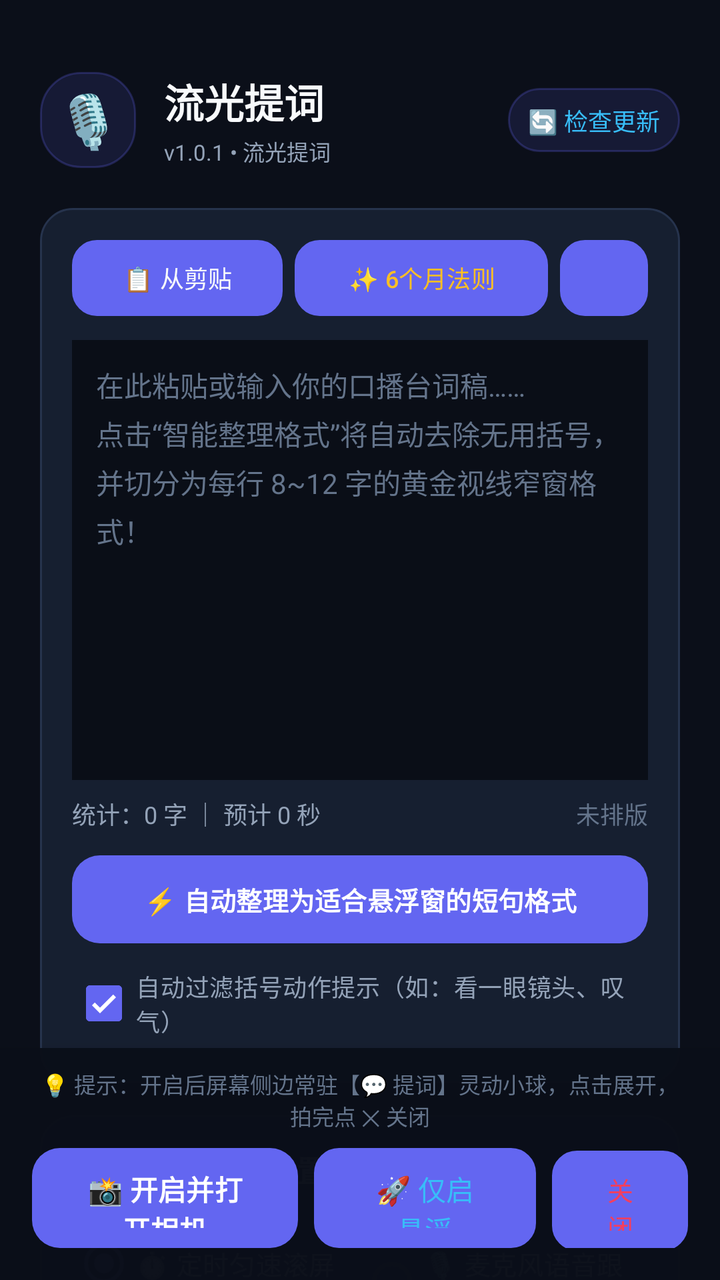
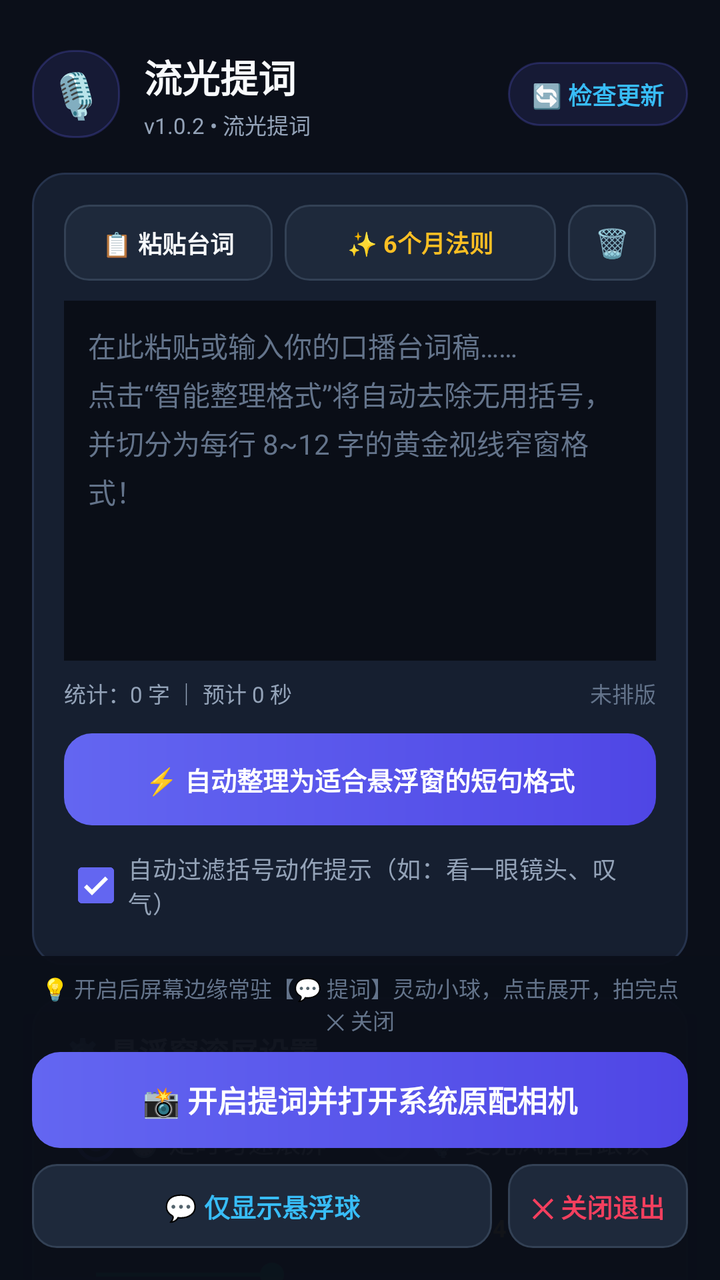

Compare the two renders of this Android layout. The source of the first and the diff that turns it into the second are given below.
<!-- AndroidManifest.xml: application theme Theme.FloatPrompter -->
<!-- res/layout/activity_main.xml -->
<?xml version="1.0" encoding="utf-8"?>
<androidx.coordinatorlayout.widget.CoordinatorLayout xmlns:android="http://schemas.android.com/apk/res/android"
    xmlns:app="http://schemas.android.com/apk/res-auto"
    android:layout_width="match_parent"
    android:layout_height="match_parent"
    android:background="@color/bg_dark">

    <androidx.core.widget.NestedScrollView
        android:layout_width="match_parent"
        android:layout_height="match_parent"
        android:fillViewport="true">

        <LinearLayout
            android:layout_width="match_parent"
            android:layout_height="wrap_content"
            android:orientation="vertical"
            android:padding="20dp"
            android:paddingBottom="100dp">

            
            <LinearLayout
                android:layout_width="match_parent"
                android:layout_height="wrap_content"
                android:orientation="horizontal"
                android:gravity="center_vertical"
                android:layout_marginTop="16dp"
                android:layout_marginBottom="20dp">

                <TextView
                    android:layout_width="48dp"
                    android:layout_height="48dp"
                    android:gravity="center"
                    android:text="🎙️"
                    android:textSize="26sp"
                    android:background="@drawable/badge_pill" />

                <LinearLayout
                    android:layout_width="0dp"
                    android:layout_height="wrap_content"
                    android:layout_weight="1"
                    android:orientation="vertical"
                    android:layout_marginStart="14dp">

                    <TextView
                        android:layout_width="wrap_content"
                        android:layout_height="wrap_content"
                        android:text="@string/app_name"
                        android:textColor="@color/text_main"
                        android:textSize="20sp"
                        android:textStyle="bold" />

                    <TextView
                        android:id="@+id/tvVersionInfo"
                        android:layout_width="wrap_content"
                        android:layout_height="wrap_content"
                        android:text="v1.0.1 • 流光提词"
                        android:textColor="@color/text_sub"
                        android:textSize="11sp"
                        android:layout_marginTop="2dp" />
                </LinearLayout>

                <TextView
                    android:id="@+id/btnCheckUpdate"
                    android:layout_width="wrap_content"
                    android:layout_height="32dp"
                    android:gravity="center"
                    android:paddingHorizontal="10dp"
                    android:text="🔄 检查更新"
                    android:textColor="#38BDF8"
                    android:textSize="12sp"
                    android:background="@drawable/badge_pill" />
            </LinearLayout>

            
            <LinearLayout
                android:layout_width="match_parent"
                android:layout_height="wrap_content"
                android:orientation="vertical"
                android:background="@drawable/card_rounded"
                android:padding="16dp"
                android:layout_marginBottom="16dp">

                
                <LinearLayout
                    android:layout_width="match_parent"
                    android:layout_height="wrap_content"
                    android:orientation="horizontal"
                    android:gravity="center_vertical"
                    android:layout_marginBottom="12dp">

                    <Button
                        android:id="@+id/btnPaste"
                        android:layout_width="0dp"
                        android:layout_height="38dp"
                        android:layout_weight="1"
                        android:text="@string/btn_paste"
                        android:textColor="@color/text_main"
                        android:textSize="12sp"
                        android:background="@drawable/btn_secondary"
                        android:layout_marginEnd="6dp" />

                    <Button
                        android:id="@+id/btnLoadSample"
                        android:layout_width="0dp"
                        android:layout_height="38dp"
                        android:layout_weight="1.2"
                        android:text="✨ 6个月法则"
                        android:textColor="@color/accent_amber"
                        android:textSize="12sp"
                        android:background="@drawable/btn_secondary"
                        android:layout_marginEnd="6dp" />

                    <Button
                        android:id="@+id/btnClear"
                        android:layout_width="44dp"
                        android:layout_height="38dp"
                        android:text="🗑️"
                        android:textSize="14sp"
                        android:background="@drawable/btn_secondary" />
                </LinearLayout>

                
                <EditText
                    android:id="@+id/etScriptInput"
                    android:layout_width="match_parent"
                    android:layout_height="220dp"
                    android:background="#0A0E17"
                    android:gravity="top|start"
                    android:hint="@string/hint_input_script"
                    android:textColor="@color/text_main"
                    android:textColorHint="@color/text_muted"
                    android:textSize="14sp"
                    android:lineSpacingExtra="4dp"
                    android:padding="12dp"
                    android:scrollbars="vertical" />

                
                <LinearLayout
                    android:layout_width="match_parent"
                    android:layout_height="wrap_content"
                    android:orientation="horizontal"
                    android:layout_marginTop="8dp">

                    <TextView
                        android:id="@+id/tvWordCountStat"
                        android:layout_width="0dp"
                        android:layout_height="wrap_content"
                        android:layout_weight="1"
                        android:text="统计：0 字 ｜ 预计 0 秒"
                        android:textColor="@color/text_sub"
                        android:textSize="12sp" />

                    <TextView
                        android:id="@+id/tvFormatStatus"
                        android:layout_width="wrap_content"
                        android:layout_height="wrap_content"
                        android:text="未排版"
                        android:textColor="@color/text_muted"
                        android:textSize="12sp" />
                </LinearLayout>

                
                <Button
                    android:id="@+id/btnAutoFormat"
                    android:layout_width="match_parent"
                    android:layout_height="44dp"
                    android:text="⚡ 自动整理为适合悬浮窗的短句格式"
                    android:textColor="#FFFFFF"
                    android:textStyle="bold"
                    android:textSize="13sp"
                    android:background="@drawable/btn_primary"
                    android:layout_marginTop="12dp" />

                
                <CheckBox
                    android:id="@+id/cbFilterStage"
                    android:layout_width="wrap_content"
                    android:layout_height="wrap_content"
                    android:text="自动过滤括号动作提示（如：看一眼镜头、叹气）"
                    android:textColor="@color/text_sub"
                    android:textSize="12sp"
                    android:checked="true"
                    android:layout_marginTop="6dp" />

            </LinearLayout>

            
            <LinearLayout
                android:layout_width="match_parent"
                android:layout_height="wrap_content"
                android:orientation="vertical"
                android:background="@drawable/card_rounded"
                android:padding="16dp"
                android:layout_marginBottom="24dp">

                <TextView
                    android:layout_width="wrap_content"
                    android:layout_height="wrap_content"
                    android:text="⚙️ 悬浮窗滚屏设置"
                    android:textColor="@color/text_main"
                    android:textSize="15sp"
                    android:textStyle="bold"
                    android:layout_marginBottom="12dp" />

                
                <RadioGroup
                    android:id="@+id/rgScrollMode"
                    android:layout_width="match_parent"
                    android:layout_height="wrap_content"
                    android:orientation="horizontal">

                    <RadioButton
                        android:id="@+id/rbModeSpeed"
                        android:layout_width="0dp"
                        android:layout_height="wrap_content"
                        android:layout_weight="1"
                        android:text="@string/mode_speed"
                        android:textColor="@color/text_main"
                        android:textSize="13sp"
                        android:checked="true" />

                    <RadioButton
                        android:id="@+id/rbModeVoice"
                        android:layout_width="0dp"
                        android:layout_height="wrap_content"
                        android:layout_weight="1"
                        android:text="@string/mode_voice"
                        android:textColor="@color/text_main"
                        android:textSize="13sp" />
                </RadioGroup>

                
                <LinearLayout
                    android:id="@+id/layoutSpeedSettings"
                    android:layout_width="match_parent"
                    android:layout_height="wrap_content"
                    android:orientation="vertical"
                    android:layout_marginTop="12dp">

                    <LinearLayout
                        android:layout_width="match_parent"
                        android:layout_height="wrap_content"
                        android:orientation="horizontal">
                        <TextView
                            android:layout_width="0dp"
                            android:layout_height="wrap_content"
                            android:layout_weight="1"
                            android:text="默认滚屏语速档位"
                            android:textColor="@color/text_sub"
                            android:textSize="12sp" />
                        <TextView
                            android:id="@+id/tvSpeedDisplay"
                            android:layout_width="wrap_content"
                            android:layout_height="wrap_content"
                            android:text="4 档 (正常语速)"
                            android:textColor="@color/accent_amber"
                            android:textSize="12sp"
                            android:textStyle="bold" />
                    </LinearLayout>

                    <SeekBar
                        android:id="@+id/seekBarSpeed"
                        android:layout_width="match_parent"
                        android:layout_height="wrap_content"
                        android:min="1"
                        android:max="10"
                        android:progress="4"
                        android:layout_marginTop="6dp" />
                </LinearLayout>

                
                <LinearLayout
                    android:layout_width="match_parent"
                    android:layout_height="wrap_content"
                    android:orientation="vertical"
                    android:layout_marginTop="10dp">

                    <LinearLayout
                        android:layout_width="match_parent"
                        android:layout_height="wrap_content"
                        android:orientation="horizontal">
                        <TextView
                            android:layout_width="0dp"
                            android:layout_height="wrap_content"
                            android:layout_weight="1"
                            android:text="默认窗口透明度"
                            android:textColor="@color/text_sub"
                            android:textSize="12sp" />
                        <TextView
                            android:id="@+id/tvOpacityDisplay"
                            android:layout_width="wrap_content"
                            android:layout_height="wrap_content"
                            android:text="80%"
                            android:textColor="@color/primary_indigo_light"
                            android:textSize="12sp"
                            android:textStyle="bold" />
                    </LinearLayout>

                    <SeekBar
                        android:id="@+id/seekBarOpacity"
                        android:layout_width="match_parent"
                        android:layout_height="wrap_content"
                        android:min="20"
                        android:max="100"
                        android:progress="80"
                        android:layout_marginTop="6dp" />
                </LinearLayout>

            </LinearLayout>

        </LinearLayout>
    </androidx.core.widget.NestedScrollView>

    
    <LinearLayout
        android:layout_width="match_parent"
        android:layout_height="wrap_content"
        android:layout_gravity="bottom"
        android:background="#FA0B0F19"
        android:paddingHorizontal="16dp"
        android:paddingTop="10dp"
        android:paddingBottom="16dp"
        android:elevation="12dp"
        android:orientation="vertical">

        <TextView
            android:layout_width="match_parent"
            android:layout_height="wrap_content"
            android:text="💡 提示：开启后屏幕侧边常驻【💬 提词】灵动小球，点击展开，拍完点 ✕ 关闭"
            android:textColor="@color/text_muted"
            android:textSize="11sp"
            android:gravity="center"
            android:layout_marginBottom="8dp" />

        <LinearLayout
            android:layout_width="match_parent"
            android:layout_height="wrap_content"
            android:orientation="horizontal">

            <Button
                android:id="@+id/btnLaunchCamera"
                android:layout_width="0dp"
                android:layout_height="50dp"
                android:layout_weight="1.2"
                android:text="📸 开启并打开相机"
                android:textColor="#FFFFFF"
                android:textSize="14sp"
                android:textStyle="bold"
                android:background="@drawable/btn_primary"
                android:layout_marginEnd="8dp" />

            <Button
                android:id="@+id/btnStartFloat"
                android:layout_width="0dp"
                android:layout_height="50dp"
                android:layout_weight="1"
                android:text="🚀 仅启悬浮"
                android:textColor="@color/accent_cyan"
                android:textSize="14sp"
                android:background="@drawable/btn_secondary"
                android:layout_marginEnd="8dp" />

            <Button
                android:id="@+id/btnStopFloat"
                android:layout_width="68dp"
                android:layout_height="50dp"
                android:text="关闭"
                android:textColor="@color/alert_rose"
                android:textSize="13sp"
                android:background="@drawable/btn_secondary" />
        </LinearLayout>
    </LinearLayout>

</androidx.coordinatorlayout.widget.CoordinatorLayout>
<!-- resources referenced by this layout -->
<resources>
  <color name="accent_amber">#FBBF24</color>
  <color name="accent_cyan">#38BDF8</color>
  <color name="alert_rose">#F43F5E</color>
  <color name="bg_dark">#0B0F19</color>
  <color name="primary_indigo_light">#818CF8</color>
  <color name="text_main">#F8FAFC</color>
  <color name="text_muted">#64748B</color>
  <color name="text_sub">#94A3B8</color>
  <!-- drawable badge_pill (drawable) -->
  <?xml version="1.0" encoding="utf-8"?>
  <shape xmlns:android="http://schemas.android.com/apk/res/android">
      <solid android:color="#206366F1" />
      <corners android:radius="20dp" />
      <stroke android:width="1dp" android:color="#406366F1" />
  </shape>
  <!-- drawable btn_primary (drawable) -->
  <?xml version="1.0" encoding="utf-8"?>
  <ripple xmlns:android="http://schemas.android.com/apk/res/android"
      android:color="#40FFFFFF">
      <item>
          <shape>
              <gradient
                  android:angle="0"
                  android:startColor="#6366F1"
                  android:endColor="#4F46E5" />
              <corners android:radius="14dp" />
          </shape>
      </item>
  </ripple>
  <!-- drawable btn_secondary (drawable) -->
  <?xml version="1.0" encoding="utf-8"?>
  <ripple xmlns:android="http://schemas.android.com/apk/res/android"
      android:color="#20FFFFFF">
      <item>
          <shape>
              <solid android:color="#1E293B" />
              <corners android:radius="12dp" />
              <stroke android:width="1dp" android:color="#334155" />
          </shape>
      </item>
  </ripple>
  <!-- drawable card_rounded (drawable) -->
  <?xml version="1.0" encoding="utf-8"?>
  <shape xmlns:android="http://schemas.android.com/apk/res/android">
      <solid android:color="@color/bg_card" />
      <corners android:radius="16dp" />
      <stroke android:width="1dp" android:color="@color/bg_card_stroke" />
  </shape>
  <string name="app_name">流光提词</string>
  <string name="btn_paste">📋 从剪贴板粘贴</string>
  <string name="hint_input_script">在此粘贴或输入你的口播台词稿……\n点击“智能整理格式”将自动去除无用括号，并切分为每行 8~12 字的黄金视线窄窗格式！</string>
  <string name="mode_speed">⏱️ 定时匀速滚屏</string>
  <string name="mode_voice">🎙️ 麦克风语音跟读</string>
  <style name="Theme.FloatPrompter" parent="Theme.Material3.DayNight.NoActionBar">
          <item name="android:statusBarColor">@color/bg_dark</item>
          <item name="android:windowLightStatusBar">false</item>
          <item name="android:navigationBarColor">@color/bg_dark</item>
          <item name="colorPrimary">@color/primary_indigo</item>
          <item name="colorSecondary">@color/accent_emerald</item>
      </style>
  <color name="bg_card">#161F30</color>
  <color name="bg_card_stroke">#26334D</color>
  <color name="primary_indigo">#6366F1</color>
  <color name="accent_emerald">#10B981</color>
</resources>

<!-- the commit's change to res/layout/activity_main.xml (unified diff, before → after) -->
@@ -6,6 +6,7 @@
     android:background="@color/bg_dark">
 
     <androidx.core.widget.NestedScrollView
+        android:id="@+id/scrollViewMain"
         android:layout_width="match_parent"
         android:layout_height="match_parent"
         android:fillViewport="true">
@@ -14,8 +15,9 @@
             android:layout_width="match_parent"
             android:layout_height="wrap_content"
             android:orientation="vertical"
-            android:padding="20dp"
-            android:paddingBottom="100dp">
+            android:paddingHorizontal="16dp"
+            android:paddingTop="16dp"
+            android:paddingBottom="180dp">
 
             
             <LinearLayout
@@ -23,15 +25,15 @@
                 android:layout_height="wrap_content"
                 android:orientation="horizontal"
                 android:gravity="center_vertical"
-                android:layout_marginTop="16dp"
-                android:layout_marginBottom="20dp">
+                android:layout_marginTop="8dp"
+                android:layout_marginBottom="16dp">
 
                 <TextView
-                    android:layout_width="48dp"
-                    android:layout_height="48dp"
+                    android:layout_width="44dp"
+                    android:layout_height="44dp"
                     android:gravity="center"
                     android:text="🎙️"
-                    android:textSize="26sp"
+                    android:textSize="22sp"
                     android:background="@drawable/badge_pill" />
 
                 <LinearLayout
@@ -39,21 +41,21 @@
                     android:layout_height="wrap_content"
                     android:layout_weight="1"
                     android:orientation="vertical"
-                    android:layout_marginStart="14dp">
+                    android:layout_marginStart="12dp">
 
                     <TextView
                         android:layout_width="wrap_content"
                         android:layout_height="wrap_content"
                         android:text="@string/app_name"
                         android:textColor="@color/text_main"
-                        android:textSize="20sp"
+                        android:textSize="19sp"
                         android:textStyle="bold" />
 
                     <TextView
                         android:id="@+id/tvVersionInfo"
                         android:layout_width="wrap_content"
                         android:layout_height="wrap_content"
-                        android:text="v1.0.1 • 流光提词"
+                        android:text="v1.0.2 • 流光提词"
                         android:textColor="@color/text_sub"
                         android:textSize="11sp"
                         android:layout_marginTop="2dp" />
@@ -64,11 +66,14 @@
                     android:layout_width="wrap_content"
                     android:layout_height="32dp"
                     android:gravity="center"
-                    android:paddingHorizontal="10dp"
+                    android:paddingHorizontal="12dp"
                     android:text="🔄 检查更新"
                     android:textColor="#38BDF8"
                     android:textSize="12sp"
-                    android:background="@drawable/badge_pill" />
+                    android:textStyle="bold"
+                    android:background="@drawable/badge_pill"
+                    android:clickable="true"
+                    android:focusable="true" />
             </LinearLayout>
 
             
@@ -86,44 +91,55 @@
                     android:layout_height="wrap_content"
                     android:orientation="horizontal"
                     android:gravity="center_vertical"
-                    android:layout_marginBottom="12dp">
-
-                    <Button
+                    android:layout_marginBottom="10dp">
+
+                    <TextView
                         android:id="@+id/btnPaste"
                         android:layout_width="0dp"
                         android:layout_height="38dp"
                         android:layout_weight="1"
-                        android:text="@string/btn_paste"
+                        android:gravity="center"
+                        android:text="📋 粘贴台词"
                         android:textColor="@color/text_main"
                         android:textSize="12sp"
+                        android:textStyle="bold"
                         android:background="@drawable/btn_secondary"
-                        android:layout_marginEnd="6dp" />
-
-                    <Button
+                        android:layout_marginEnd="6dp"
+                        android:clickable="true"
+                        android:focusable="true" />
+
+                    <TextView
                         android:id="@+id/btnLoadSample"
                         android:layout_width="0dp"
                         android:layout_height="38dp"
-                        android:layout_weight="1.2"
+                        android:layout_weight="1.3"
+                        android:gravity="center"
                         android:text="✨ 6个月法则"
                         android:textColor="@color/accent_amber"
                         android:textSize="12sp"
+                        android:textStyle="bold"
                         android:background="@drawable/btn_secondary"
-                        android:layout_marginEnd="6dp" />
-
-                    <Button
+                        android:layout_marginEnd="6dp"
+                        android:clickable="true"
+                        android:focusable="true" />
+
+                    <TextView
                         android:id="@+id/btnClear"
                         android:layout_width="44dp"
                         android:layout_height="38dp"
+                        android:gravity="center"
                         android:text="🗑️"
                         android:textSize="14sp"
-                        android:background="@drawable/btn_secondary" />
+                        android:background="@drawable/btn_secondary"
+                        android:clickable="true"
+                        android:focusable="true" />
                 </LinearLayout>
 
                 
                 <EditText
                     android:id="@+id/etScriptInput"
                     android:layout_width="match_parent"
-                    android:layout_height="220dp"
+                    android:layout_height="180dp"
                     android:background="#0A0E17"
                     android:gravity="top|start"
                     android:hint="@string/hint_input_script"
@@ -132,7 +148,7 @@
                     android:textSize="14sp"
                     android:lineSpacingExtra="4dp"
                     android:padding="12dp"
-                    android:scrollbars="vertical" />
+                    android:nestedScrollingEnabled="false" />
 
                 
                 <LinearLayout
@@ -148,7 +164,7 @@
                         android:layout_weight="1"
                         android:text="统计：0 字 ｜ 预计 0 秒"
                         android:textColor="@color/text_sub"
-                        android:textSize="12sp" />
+                        android:textSize="11sp" />
 
                     <TextView
                         android:id="@+id/tvFormatStatus"
@@ -156,20 +172,23 @@
                         android:layout_height="wrap_content"
                         android:text="未排版"
                         android:textColor="@color/text_muted"
-                        android:textSize="12sp" />
+                        android:textSize="11sp" />
                 </LinearLayout>
 
                 
-                <Button
+                <TextView
                     android:id="@+id/btnAutoFormat"
                     android:layout_width="match_parent"
-                    android:layout_height="44dp"
+                    android:layout_height="46dp"
+                    android:gravity="center"
                     android:text="⚡ 自动整理为适合悬浮窗的短句格式"
                     android:textColor="#FFFFFF"
                     android:textStyle="bold"
                     android:textSize="13sp"
                     android:background="@drawable/btn_primary"
-                    android:layout_marginTop="12dp" />
+                    android:layout_marginTop="12dp"
+                    android:clickable="true"
+                    android:focusable="true" />
 
                 
                 <CheckBox
@@ -191,7 +210,7 @@
                 android:orientation="vertical"
                 android:background="@drawable/card_rounded"
                 android:padding="16dp"
-                android:layout_marginBottom="24dp">
+                android:layout_marginBottom="16dp">
 
                 <TextView
                     android:layout_width="wrap_content"
@@ -200,7 +219,7 @@
                     android:textColor="@color/text_main"
                     android:textSize="15sp"
                     android:textStyle="bold"
-                    android:layout_marginBottom="12dp" />
+                    android:layout_marginBottom="10dp" />
 
                 
                 <RadioGroup
@@ -235,7 +254,7 @@
                     android:layout_width="match_parent"
                     android:layout_height="wrap_content"
                     android:orientation="vertical"
-                    android:layout_marginTop="12dp">
+                    android:layout_marginTop="10dp">
 
                     <LinearLayout
                         android:layout_width="match_parent"
@@ -316,9 +335,9 @@
         android:layout_width="match_parent"
         android:layout_height="wrap_content"
         android:layout_gravity="bottom"
-        android:background="#FA0B0F19"
+        android:background="#F50B0F19"
         android:paddingHorizontal="16dp"
-        android:paddingTop="10dp"
+        android:paddingTop="8dp"
         android:paddingBottom="16dp"
         android:elevation="12dp"
         android:orientation="vertical">
@@ -326,48 +345,60 @@
         <TextView
             android:layout_width="match_parent"
             android:layout_height="wrap_content"
-            android:text="💡 提示：开启后屏幕侧边常驻【💬 提词】灵动小球，点击展开，拍完点 ✕ 关闭"
+            android:text="💡 开启后屏幕边缘常驻【💬 提词】灵动小球，点击展开，拍完点 ✕ 关闭"
             android:textColor="@color/text_muted"
             android:textSize="11sp"
             android:gravity="center"
             android:layout_marginBottom="8dp" />
 
+        
+        <TextView
+            android:id="@+id/btnLaunchCamera"
+            android:layout_width="match_parent"
+            android:layout_height="48dp"
+            android:gravity="center"
+            android:text="📸 开启提词并打开系统原配相机"
+            android:textColor="#FFFFFF"
+            android:textSize="15sp"
+            android:textStyle="bold"
+            android:background="@drawable/btn_primary"
+            android:clickable="true"
+            android:focusable="true" />
+
+        
         <LinearLayout
             android:layout_width="match_parent"
             android:layout_height="wrap_content"
-            android:orientation="horizontal">
-
-            <Button
-                android:id="@+id/btnLaunchCamera"
-                android:layout_width="0dp"
-                android:layout_height="50dp"
-                android:layout_weight="1.2"
-                android:text="📸 开启并打开相机"
-                android:textColor="#FFFFFF"
-                android:textSize="14sp"
-                android:textStyle="bold"
-                android:background="@drawable/btn_primary"
-                android:layout_marginEnd="8dp" />
-
-            <Button
+            android:orientation="horizontal"
+            android:layout_marginTop="8dp">
+
+            <TextView
                 android:id="@+id/btnStartFloat"
                 android:layout_width="0dp"
-                android:layout_height="50dp"
+                android:layout_height="42dp"
                 android:layout_weight="1"
-                android:text="🚀 仅启悬浮"
-                android:textColor="@color/accent_cyan"
-                android:textSize="14sp"
+                android:gravity="center"
+                android:text="💬 仅显示悬浮球"
+                android:textColor="#38BDF8"
+                android:textSize="13sp"
+                android:textStyle="bold"
                 android:background="@drawable/btn_secondary"
-                android:layout_marginEnd="8dp" />
-
-            <Button
+                android:layout_marginEnd="8dp"
+                android:clickable="true"
+                android:focusable="true" />
+
+            <TextView
                 android:id="@+id/btnStopFloat"
-                android:layout_width="68dp"
-                android:layout_height="50dp"
-                android:text="关闭"
+                android:layout_width="90dp"
+                android:layout_height="42dp"
+                android:gravity="center"
+                android:text="✕ 关闭退出"
                 android:textColor="@color/alert_rose"
                 android:textSize="13sp"
-                android:background="@drawable/btn_secondary" />
+                android:textStyle="bold"
+                android:background="@drawable/btn_secondary"
+                android:clickable="true"
+                android:focusable="true" />
         </LinearLayout>
     </LinearLayout>
 
<!-- resource entries referenced after the edit -->
@@ -1,7 +1,6 @@
 <!-- resources referenced by this layout -->
 <resources>
   <color name="accent_amber">#FBBF24</color>
-  <color name="accent_cyan">#38BDF8</color>
   <color name="alert_rose">#F43F5E</color>
   <color name="bg_dark">#0B0F19</color>
   <color name="primary_indigo_light">#818CF8</color>
@@ -49,7 +48,6 @@
       <stroke android:width="1dp" android:color="@color/bg_card_stroke" />
   </shape>
   <string name="app_name">流光提词</string>
-  <string name="btn_paste">📋 从剪贴板粘贴</string>
   <string name="hint_input_script">在此粘贴或输入你的口播台词稿……\n点击“智能整理格式”将自动去除无用括号，并切分为每行 8~12 字的黄金视线窄窗格式！</string>
   <string name="mode_speed">⏱️ 定时匀速滚屏</string>
   <string name="mode_voice">🎙️ 麦克风语音跟读</string>
